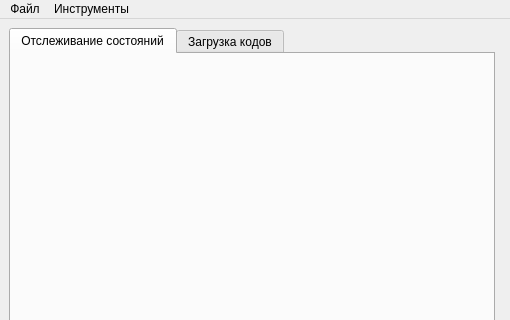
First picture: the form in mainwindow.ui, repository wepavel/BLSMark, before the edit; both pictures show x 0 to 510 and y 0 to 320 of the 510 by 696 pixel window.
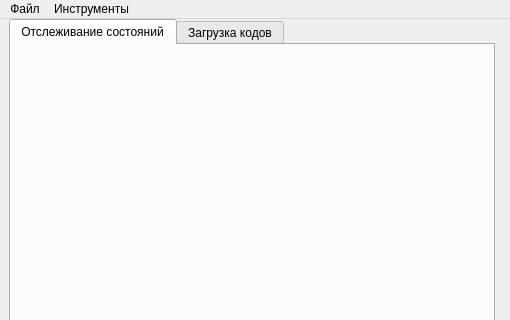
Second picture: the form after the edit.

The edit to the form file:
```diff
--- a/mainwindow.ui
+++ b/mainwindow.ui
@@ -15,6 +15,9 @@
   </property>
   <widget class="QWidget" name="centralwidget">
    <layout class="QGridLayout" name="gridLayout_4">
+    <property name="topMargin">
+     <number>0</number>
+    </property>
     <item row="0" column="0">
      <widget class="QTabWidget" name="tabWidget">
       <property name="toolTip">
```
